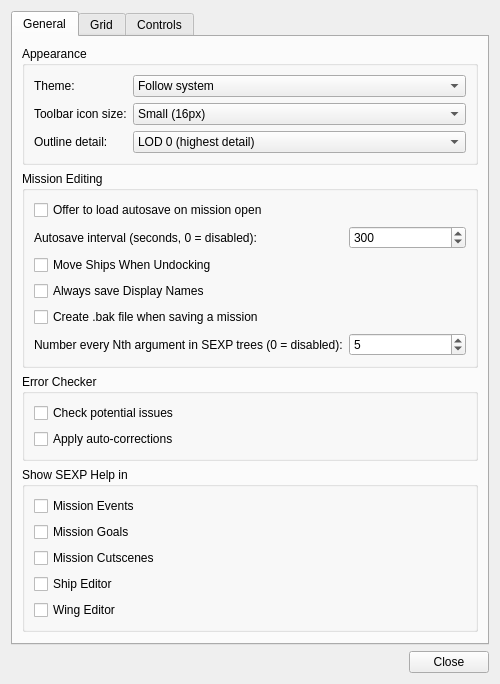
The window that qtfred/ui/PreferencesDialog.ui (scp-fs2open/fs2open.github.com) describes before a commit, drawn with Qt 5.
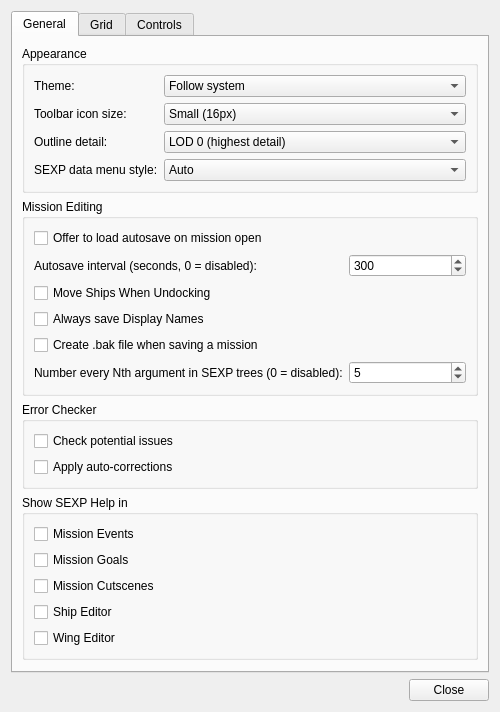
The same window after the commit.

Commit message: Add searchable submenu style in event editor (#7628)

Patch:
```diff
--- a/qtfred/ui/PreferencesDialog.ui
+++ b/qtfred/ui/PreferencesDialog.ui
@@ -127,6 +127,35 @@
             </item>
            </widget>
           </item>
+          <item row="3" column="0">
+           <widget class="QLabel" name="sexpDataMenuStyleLabel">
+            <property name="text">
+             <string>SEXP data menu style:</string>
+            </property>
+           </widget>
+          </item>
+          <item row="3" column="1">
+           <widget class="QComboBox" name="sexpDataMenuStyleCombo">
+            <property name="toolTip">
+             <string>Controls how the &quot;Add Data&quot; / &quot;Replace Data&quot; submenus present long lists like ships and wings. Auto uses Columns for short lists and Searchable once a list would fill more than half the screen.</string>
+            </property>
+            <item>
+             <property name="text">
+              <string>Auto</string>
+             </property>
+            </item>
+            <item>
+             <property name="text">
+              <string>Columns</string>
+             </property>
+            </item>
+            <item>
+             <property name="text">
+              <string>Searchable</string>
+             </property>
+            </item>
+           </widget>
+          </item>
          </layout>
         </widget>
        </item>
```
The commit also changes 10 other files.
